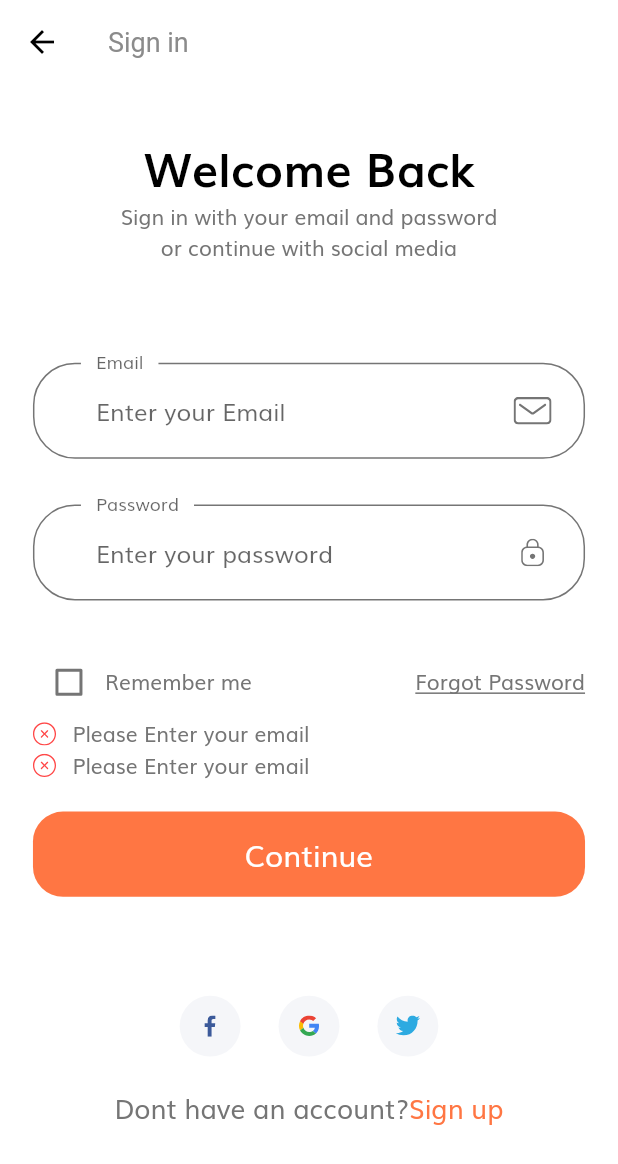
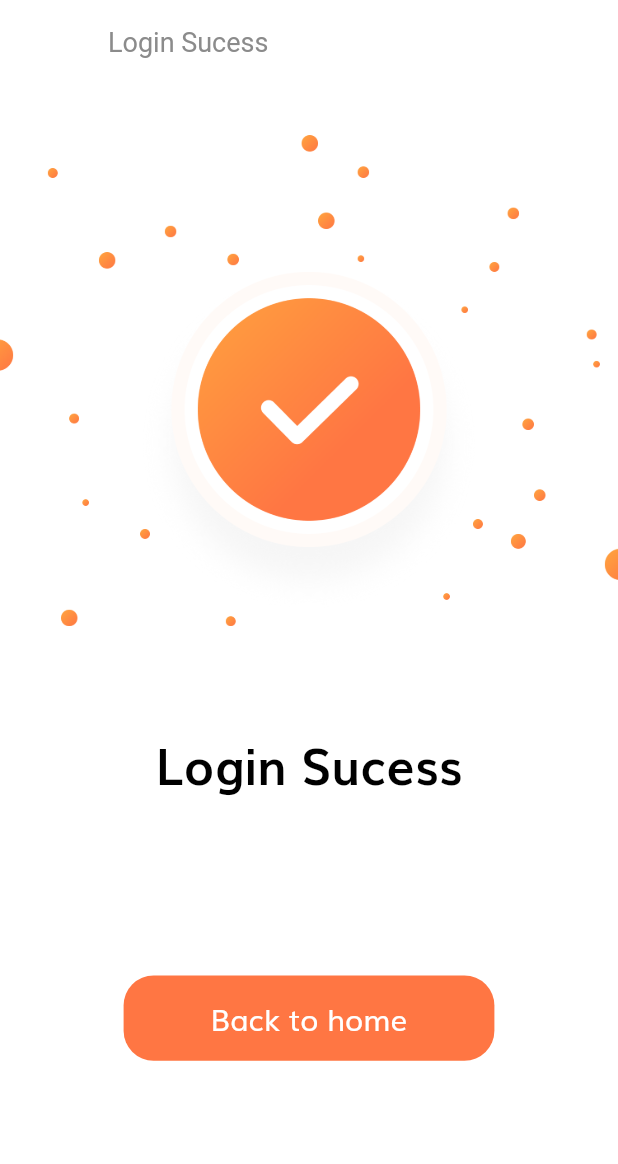
Before and after one commit to Juanr1m/E-commerce-UI, a Flutter app: the SigninScreen screen opened by its route, after a tap on "Continue", on a phone screen of 412 x 824 dp. Shown: the top 1164 px of the screen. Run offline on Flutter 3.47's test engine with Material 2 defaults, Android fonts, the phone set to English and light mode, and no system bars; our stand-ins replace flutter_svg.

Commit message:
added login sucess

```diff
--- a/lib/routes.dart
+++ b/lib/routes.dart
@@ -1,5 +1,6 @@
 import 'package:flutter/widgets.dart';
 import 'package:flutter_way/screens/forgot_password/forgot_password_screen.dart';
+import 'package:flutter_way/screens/login_sucess/login_sucess_screen.dart';
 import 'package:flutter_way/screens/sign_in/sign_in_screen.dart';
 import 'package:flutter_way/screens/splash/splash_screen.dart';
 
@@ -7,4 +8,5 @@ final Map<String, WidgetBuilder> routes = {
   SplashScreen.routeName: (context) => SplashScreen(),
   SigninScreen.routeName: (context) => SigninScreen(),
   ForgotPasswordScreen.routeName: (context) => ForgotPasswordScreen(),
+  LoginSucessScreen.routeName: (context) => LoginSucessScreen(),
 };
--- /dev/null
+++ b/lib/screens/login_sucess/components/body.dart
@@ -0,0 +1,41 @@
+import 'package:flutter/material.dart';
+import 'package:flutter_way/components/default_button.dart';
+import 'package:flutter_way/size_config.dart';
+
+class Body extends StatelessWidget {
+  const Body({Key key}) : super(key: key);
+
+  @override
+  Widget build(BuildContext context) {
+    return Column(
+      children: [
+        SizedBox(
+          height: SizeConfig.screenHeight * 0.04,
+        ),
+        Image.asset(
+          'assets/images/success.png',
+          height: SizeConfig.screenHeight * 0.4,
+        ),
+        SizedBox(
+          height: SizeConfig.screenHeight * 0.08,
+        ),
+        Text(
+          "Login Sucess",
+          style: TextStyle(
+              fontSize: getProportionateScreenWidth(30),
+              fontWeight: FontWeight.bold,
+              color: Colors.black),
+        ),
+        Spacer(),
+        SizedBox(
+          width: SizeConfig.screenWidth * 0.6,
+          child: DefaultButton(
+            text: "Back to home",
+            press: () {},
+          ),
+        ),
+        Spacer(),
+      ],
+    );
+  }
+}
--- /dev/null
+++ b/lib/screens/login_sucess/login_sucess_screen.dart
@@ -0,0 +1,17 @@
+import 'package:flutter/material.dart';
+
+import 'components/body.dart';
+
+class LoginSucessScreen extends StatelessWidget {
+  static String routeName = "/login_sucess";
+  @override
+  Widget build(BuildContext context) {
+    return Scaffold(
+      appBar: AppBar(
+        leading: SizedBox(),
+        title: Text("Login Sucess"),
+      ),
+      body: Body(),
+    );
+  }
+}
--- a/lib/screens/sign_in/components/sign_form.dart
+++ b/lib/screens/sign_in/components/sign_form.dart
@@ -3,6 +3,7 @@ import 'package:flutter_way/components/custom_suffix_icon.dart';
 import 'package:flutter_way/components/default_button.dart';
 import 'package:flutter_way/components/form_error.dart';
 import 'package:flutter_way/screens/forgot_password/forgot_password_screen.dart';
+import 'package:flutter_way/screens/login_sucess/login_sucess_screen.dart';
 
 import '../../../constants.dart';
 import '../../../size_config.dart';
@@ -70,6 +71,7 @@ class _SignFormState extends State<SignForm> {
             press: () {
               if (_formkey.currentState.validate()) {
                 _formkey.currentState.save();
+                Navigator.pushNamed(context, LoginSucessScreen.routeName);
               }
             },
           )
```
Also changed, not shown: assets/images/success.png (added).
